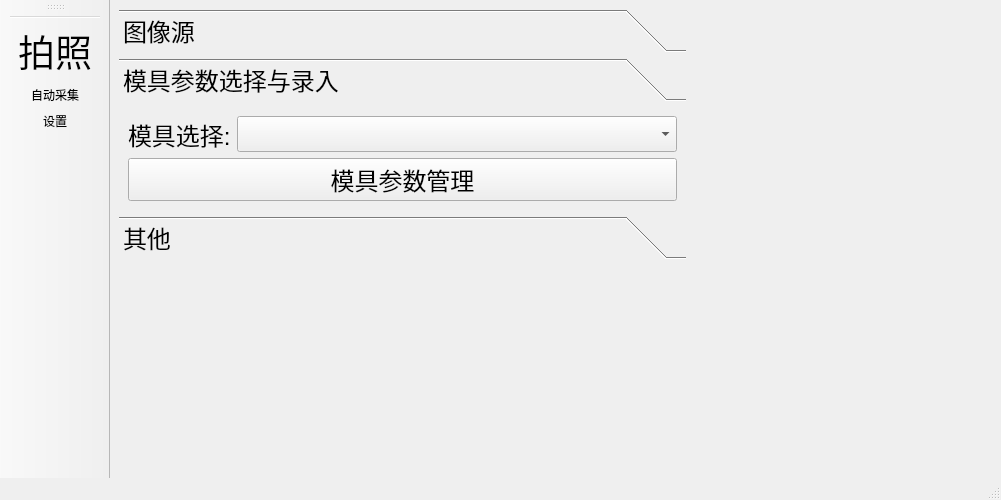
Old version of the form collect.ui in the repository bianhongyong/industrail_software.
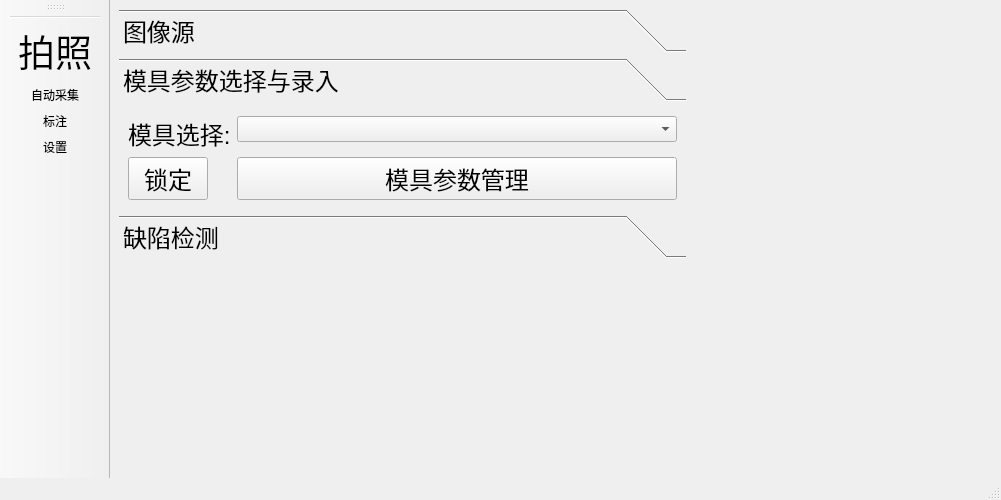
New version of the form. The open tabs and pages were chosen to show the change. Icons and pictures are not drawn. Custom widgets are drawn as their Qt base class.

What changed in the file:
```diff
--- a/collect.ui
+++ b/collect.ui
@@ -216,18 +216,31 @@
          <layout class="QVBoxLayout" name="verticalLayout_3">
           <item>
            <layout class="QFormLayout" name="formLayout_2">
-            <item row="0" column="0">
+            <item row="1" column="0">
              <widget class="QLabel" name="label">
               <property name="text">
                <string>模具选择:</string>
               </property>
              </widget>
             </item>
-            <item row="0" column="1">
-             <widget class="QComboBox" name="comboBox_2"/>
+            <item row="1" column="1">
+             <widget class="ExtendedComboBox" name="mould">
+              <property name="font">
+               <font>
+                <pointsize>11</pointsize>
+               </font>
+              </property>
+             </widget>
             </item>
-            <item row="1" column="0" colspan="2">
-             <widget class="QPushButton" name="pushButton">
+            <item row="2" column="0">
+             <widget class="QPushButton" name="lock">
+              <property name="text">
+               <string>锁定</string>
+              </property>
+             </widget>
+            </item>
+            <item row="2" column="1">
+             <widget class="QPushButton" name="param">
               <property name="text">
                <string>模具参数管理</string>
               </property>
@@ -247,7 +260,7 @@
           </rect>
          </property>
          <attribute name="label">
-          <string>其他</string>
+          <string>缺陷检测</string>
          </attribute>
         </widget>
        </widget>
@@ -348,6 +361,7 @@
    <addaction name="separator"/>
    <addaction name="action_shot"/>
    <addaction name="action_collect"/>
+   <addaction name="action_label"/>
    <addaction name="action_settings"/>
   </widget>
   <action name="action_shot">
@@ -386,6 +400,15 @@
     <string>设置</string>
    </property>
   </action>
+  <action name="action_label">
+   <property name="icon">
+    <iconset resource="resource.qrc">
+     <normaloff>:/icons/icons/label.png</normaloff>:/icons/icons/label.png</iconset>
+   </property>
+   <property name="text">
+    <string>标注</string>
+   </property>
+  </action>
  </widget>
  <customwidgets>
   <customwidget>
```
Left out of the diff: 6 changed lines with no effect on the pictures.
